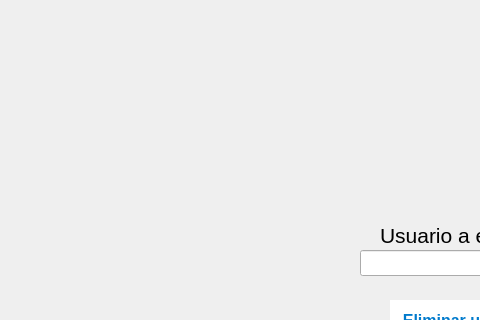
Old version of the form PI-Edificio/removeuser.ui in the repository QuiannZo/Intelligent_Building; both pictures show x 0 to 480 and y 0 to 320 of the 1000 by 600 pixel window.
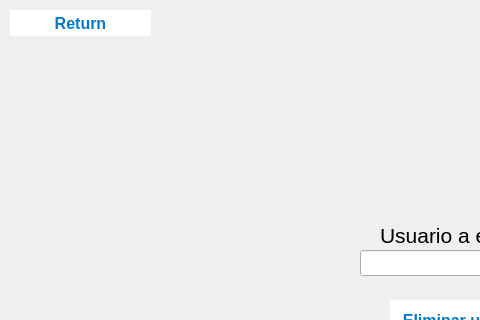
New version of the form.

Patch:
```diff
--- a/PI-Edificio/removeuser.ui
+++ b/PI-Edificio/removeuser.ui
@@ -87,6 +87,41 @@
      <string>Eliminar usuario</string>
     </property>
    </widget>
+   <widget class="QPushButton" name="pushButton1_2">
+    <property name="geometry">
+     <rect>
+      <x>10</x>
+      <y>10</y>
+      <width>141</width>
+      <height>26</height>
+     </rect>
+    </property>
+    <property name="font">
+     <font>
+      <pointsize>-1</pointsize>
+      <bold>true</bold>
+     </font>
+    </property>
+    <property name="styleSheet">
+     <string notr="true">    QPushButton {
+        background-color: white;
+        color: #007ACC; /* Text color */
+        border-radius: 25px; /* Rounded corners */
+        font-weight: bold;
+        font-size: 16px;
+    }
+    QPushButton:hover {
+        background-color: #E0E0E0; /* Hover effect */
+        box-shadow: 0px 4px 8px rgba(0, 0, 0, 0.2);
+    }
+    QPushButton:pressed {
+        background-color: #B0B0B0; /* Click effect */
+    }</string>
+    </property>
+    <property name="text">
+     <string>Return</string>
+    </property>
+   </widget>
   </widget>
   <widget class="QMenuBar" name="menubar">
    <property name="geometry">
```
Left out of the diff: 2 changed lines with no effect on the pictures.
